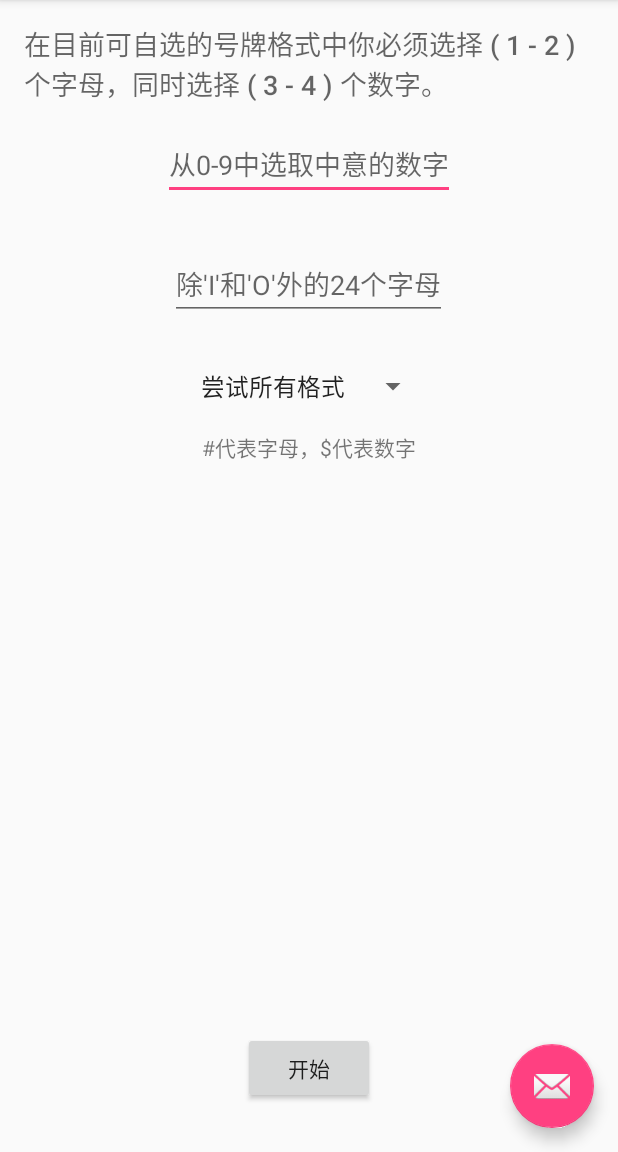
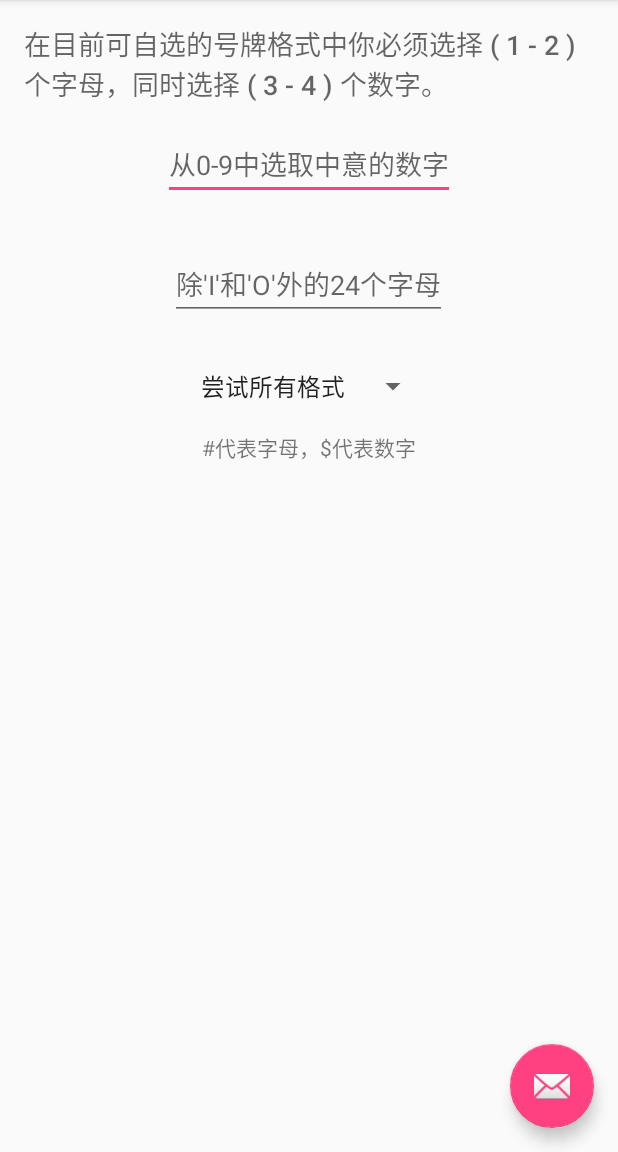
Before and after one commit to steventxc/PickNumber, an Android app: the screen it shows after launch (MainActivity), on a phone screen of 412 x 824 dp, the part 84-1236 px from its top. Run offline under Robolectric (Android 15) with nearby library versions, the phone set to English and light mode, and no system bars.

Commit message:
adjust ui

```diff
--- a/app/src/main/res/layout/content_main.xml
+++ b/app/src/main/res/layout/content_main.xml
@@ -24,7 +24,7 @@
         android:id="@+id/number_pick"
         android:layout_width="wrap_content"
         android:layout_height="wrap_content"
-        android:layout_below="@+id/number_tip"
+        android:layout_below="@id/number_tip"
         android:layout_centerHorizontal="true"
         android:layout_margin="16dp"
         android:hint="从0-9中选取中意的数字"
@@ -34,27 +34,17 @@
         android:id="@+id/alphabet_pick"
         android:layout_width="wrap_content"
         android:layout_height="wrap_content"
-        android:layout_below="@+id/number_pick"
+        android:layout_below="@id/number_pick"
         android:layout_centerHorizontal="true"
         android:layout_margin="16dp"
         android:hint="除'I'和'O'外的24个字母"
         android:inputType="textCapCharacters" />
 
-    <Button
-        android:id="@+id/button_submit"
-        android:layout_width="wrap_content"
-        android:layout_height="wrap_content"
-        android:layout_alignParentBottom="true"
-        android:layout_centerHorizontal="true"
-        android:layout_marginBottom="16dp"
-        android:onClick="onSubmitClicked"
-        android:text="开始" />
-
     <Spinner
         android:id="@+id/spinner_format"
         android:layout_width="wrap_content"
         android:layout_height="wrap_content"
-        android:layout_below="@+id/alphabet_pick"
+        android:layout_below="@id/alphabet_pick"
         android:layout_centerHorizontal="true"
         android:layout_margin="16dp" />
 
@@ -62,9 +52,15 @@
         android:id="@+id/textView"
         android:layout_width="wrap_content"
         android:layout_height="wrap_content"
-        android:layout_below="@+id/spinner_format"
+        android:layout_below="@id/spinner_format"
         android:layout_centerHorizontal="true"
         android:layout_marginTop="2dp"
         android:text="#代表字母，$代表数字" />
 
+    <android.support.v7.widget.RecyclerView
+        android:id="@+id/result_list"
+        android:layout_width="match_parent"
+        android:layout_height="wrap_content"
+        android:layout_below="@id/textView" />
+
 </RelativeLayout>
```
